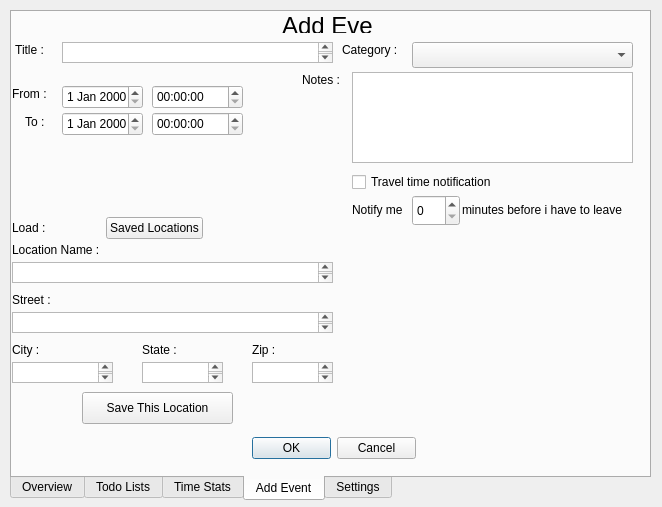
oscarl1127/CSUSM_CS441_Project, file Calendar/mainwindowtabbed.ui: the form before one commit.
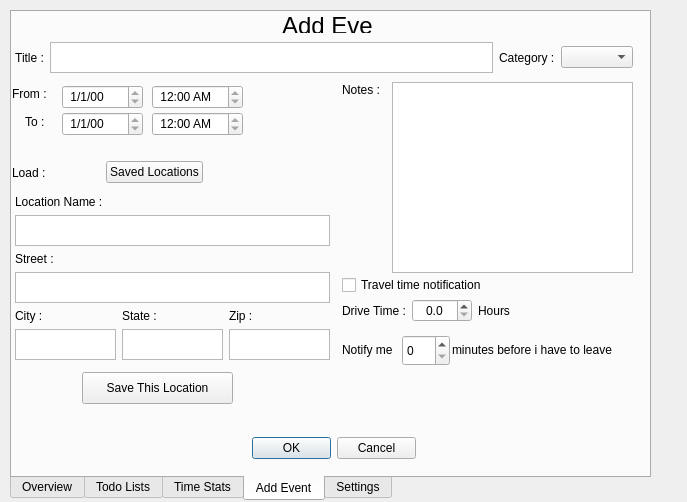
The form after the commit.

```diff
--- a/Calendar/mainwindowtabbed.ui
+++ b/Calendar/mainwindowtabbed.ui
@@ -6,8 +6,8 @@
    <rect>
     <x>0</x>
     <y>0</y>
-    <width>662</width>
-    <height>507</height>
+    <width>687</width>
+    <height>502</height>
    </rect>
   </property>
   <property name="focusPolicy">
@@ -320,8 +320,8 @@
     <widget class="QSpinBox" name="AddEvent_SelectorNotifyMeTime">
      <property name="geometry">
       <rect>
-       <x>400</x>
-       <y>183</y>
+       <x>390</x>
+       <y>323</y>
        <width>48</width>
        <height>31</height>
       </rect>
@@ -336,28 +336,8 @@
        <height>24</height>
       </rect>
      </property>
-    </widget>
-    <widget class="QLabel" name="AddEvent_CategoryLabel">
-     <property name="geometry">
-      <rect>
-       <x>330</x>
-       <y>30</y>
-       <width>71</width>
-       <height>16</height>
-      </rect>
-     </property>
-     <property name="text">
-      <string>Category :</string>
-     </property>
-    </widget>
-    <widget class="QComboBox" name="AddEvent_CategorySelector">
-     <property name="geometry">
-      <rect>
-       <x>400</x>
-       <y>30</y>
-       <width>221</width>
-       <height>26</height>
-      </rect>
+     <property name="displayFormat">
+      <string> M/d/yy</string>
      </property>
     </widget>
     <widget class="QTimeEdit" name="AddEvent_ToTimeSelector">
@@ -369,35 +349,25 @@
        <height>24</height>
       </rect>
      </property>
-    </widget>
-    <widget class="QLabel" name="AddEvent_CityLabel">
-     <property name="geometry">
-      <rect>
-       <x>0</x>
-       <y>330</y>
-       <width>60</width>
-       <height>16</height>
-      </rect>
-     </property>
-     <property name="text">
-      <string>City :</string>
+     <property name="displayFormat">
+      <string> h:mm AP</string>
      </property>
     </widget>
     <widget class="QTextEdit" name="AddEvent_NoteTextSection">
      <property name="geometry">
       <rect>
-       <x>340</x>
-       <y>60</y>
-       <width>281</width>
-       <height>91</height>
+       <x>380</x>
+       <y>70</y>
+       <width>241</width>
+       <height>191</height>
       </rect>
      </property>
     </widget>
     <widget class="QLabel" name="AddEvent_NotifyMeLabelPt2">
      <property name="geometry">
       <rect>
-       <x>450</x>
-       <y>190</y>
+       <x>440</x>
+       <y>330</y>
        <width>191</width>
        <height>16</height>
       </rect>
@@ -415,6 +385,9 @@
        <height>24</height>
       </rect>
      </property>
+     <property name="displayFormat">
+      <string> h:mm AP</string>
+     </property>
     </widget>
     <widget class="QWidget" name="layoutWidget">
      <property name="geometry">
@@ -455,26 +428,6 @@
       <set>QDialogButtonBox::Cancel|QDialogButtonBox::Ok</set>
      </property>
     </widget>
-    <widget class="QTextEdit" name="AddEvent_StateTextSection">
-     <property name="geometry">
-      <rect>
-       <x>130</x>
-       <y>350</y>
-       <width>81</width>
-       <height>21</height>
-      </rect>
-     </property>
-    </widget>
-    <widget class="QTextEdit" name="AddEvent_StreetNameTextSection">
-     <property name="geometry">
-      <rect>
-       <x>0</x>
-       <y>300</y>
-       <width>321</width>
-       <height>21</height>
-      </rect>
-     </property>
-    </widget>
     <widget class="QLabel" name="AddEvent_Title">
      <property name="geometry">
       <rect>
@@ -488,24 +441,11 @@
       <string>&lt;html&gt;&lt;head/&gt;&lt;body&gt;&lt;p&gt;&lt;span style=&quot; font-size:18pt;&quot;&gt;Add Event&lt;/span&gt;&lt;/p&gt;&lt;/body&gt;&lt;/html&gt;</string>
      </property>
     </widget>
-    <widget class="QLabel" name="AddEvent_TitleLabel">
-     <property name="geometry">
-      <rect>
-       <x>0</x>
-       <y>30</y>
-       <width>60</width>
-       <height>16</height>
-      </rect>
-     </property>
-     <property name="text">
-      <string> Title :</string>
-     </property>
-    </widget>
     <widget class="QCheckBox" name="AddEvent_TravelTimeNotification">
      <property name="geometry">
       <rect>
-       <x>340</x>
-       <y>160</y>
+       <x>330</x>
+       <y>263</y>
        <width>161</width>
        <height>20</height>
       </rect>
@@ -514,34 +454,11 @@
       <string>Travel time notification</string>
      </property>
     </widget>
-    <widget class="QTextEdit" name="AddEvent_LocationNameTextSection">
-     <property name="geometry">
-      <rect>
-       <x>0</x>
-       <y>250</y>
-       <width>321</width>
-       <height>21</height>
-      </rect>
-     </property>
-    </widget>
-    <widget class="QLabel" name="AddEvent_LocationNameLabel">
-     <property name="geometry">
-      <rect>
-       <x>0</x>
-       <y>230</y>
-       <width>101</width>
-       <height>16</height>
-      </rect>
-     </property>
-     <property name="text">
-      <string>Location Name :</string>
-     </property>
-    </widget>
     <widget class="QLabel" name="AddEvent_NotifyMeLabelPt1">
      <property name="geometry">
       <rect>
-       <x>340</x>
-       <y>190</y>
+       <x>330</x>
+       <y>330</y>
        <width>60</width>
        <height>16</height>
       </rect>
@@ -550,39 +467,6 @@
       <string>Notify me </string>
      </property>
     </widget>
-    <widget class="QTextEdit" name="AddEvent_TitleTextSection">
-     <property name="geometry">
-      <rect>
-       <x>50</x>
-       <y>30</y>
-       <width>271</width>
-       <height>21</height>
-      </rect>
-     </property>
-    </widget>
-    <widget class="QTextEdit" name="AddEvent_ZipCodeTextSection">
-     <property name="geometry">
-      <rect>
-       <x>240</x>
-       <y>350</y>
-       <width>81</width>
-       <height>21</height>
-      </rect>
-     </property>
-    </widget>
-    <widget class="QLabel" name="AddEvent_ZipCodeLabel">
-     <property name="geometry">
-      <rect>
-       <x>240</x>
-       <y>330</y>
-       <width>60</width>
-       <height>16</height>
-      </rect>
-     </property>
-     <property name="text">
-      <string>Zip :</string>
-     </property>
-    </widget>
     <widget class="QDateEdit" name="AddEvent_ToDateSelector">
      <property name="geometry">
       <rect>
@@ -592,48 +476,15 @@
        <height>24</height>
       </rect>
      </property>
-    </widget>
-    <widget class="QTextEdit" name="AddEvent_CityTextSection">
-     <property name="geometry">
-      <rect>
-       <x>0</x>
-       <y>350</y>
-       <width>101</width>
-       <height>21</height>
-      </rect>
-     </property>
-    </widget>
-    <widget class="QLabel" name="AddEvent_StreetNameLabel">
-     <property name="geometry">
-      <rect>
-       <x>0</x>
-       <y>280</y>
-       <width>60</width>
-       <height>16</height>
-      </rect>
-     </property>
-     <property name="text">
-      <string>Street :</string>
-     </property>
-    </widget>
-    <widget class="QLabel" name="AddEvent_StateLabel">
-     <property name="geometry">
-      <rect>
-       <x>130</x>
-       <y>330</y>
-       <width>60</width>
-       <height>16</height>
-      </rect>
-     </property>
-     <property name="text">
-      <string>State :</string>
+     <property name="displayFormat">
+      <string> M/d/yy</string>
      </property>
     </widget>
     <widget class="QLabel" name="AddEvent_NotesLabel">
      <property name="geometry">
       <rect>
-       <x>290</x>
-       <y>60</y>
+       <x>330</x>
+       <y>70</y>
        <width>60</width>
        <height>16</height>
       </rect>
@@ -646,7 +497,7 @@
      <property name="geometry">
       <rect>
        <x>70</x>
-       <y>380</y>
+       <y>360</y>
        <width>151</width>
        <height>32</height>
       </rect>
@@ -659,9 +510,9 @@
      <property name="geometry">
       <rect>
        <x>0</x>
-       <y>200</y>
+       <y>140</y>
        <width>191</width>
-       <height>32</height>
+       <height>41</height>
       </rect>
      </property>
      <layout class="QHBoxLayout" name="horizontalLayout">
@@ -681,6 +532,157 @@
       </item>
      </layout>
     </widget>
+    <widget class="QWidget" name="">
+     <property name="geometry">
+      <rect>
+       <x>330</x>
+       <y>286</y>
+       <width>196</width>
+       <height>26</height>
+      </rect>
+     </property>
+     <layout class="QHBoxLayout" name="horizontalLayout_2">
+      <item>
+       <widget class="QLabel" name="AddEvent_DriveTimeLabel">
+        <property name="text">
+         <string>Drive Time :</string>
+        </property>
+       </widget>
+      </item>
+      <item>
+       <widget class="QDoubleSpinBox" name="AddEvent_DriveTimeHourSelecter">
+        <property name="alignment">
+         <set>Qt::AlignCenter</set>
+        </property>
+        <property name="buttonSymbols">
+         <enum>QAbstractSpinBox::UpDownArrows</enum>
+        </property>
+        <property name="decimals">
+         <number>1</number>
+        </property>
+        <property name="singleStep">
+         <double>0.250000000000000</double>
+        </property>
+        <property name="value">
+         <double>0.000000000000000</double>
+        </property>
+       </widget>
+      </item>
+      <item>
+       <widget class="QLabel" name="AddEvent_DriveTimeHourLabel">
+        <property name="text">
+         <string>Hours</string>
+        </property>
+       </widget>
+      </item>
+     </layout>
+    </widget>
+    <widget class="QWidget" name="">
+     <property name="geometry">
+      <rect>
+       <x>0</x>
+       <y>180</y>
+       <width>321</width>
+       <height>171</height>
+      </rect>
+     </property>
+     <layout class="QGridLayout" name="gridLayout">
+      <property name="leftMargin">
+       <number>3</number>
+      </property>
+      <property name="topMargin">
+       <number>3</number>
+      </property>
+      <property name="rightMargin">
+       <number>3</number>
+      </property>
+      <property name="bottomMargin">
+       <number>3</number>
+      </property>
+      <item row="0" column="0">
+       <widget class="QLabel" name="AddEvent_LocationNameLabel">
+        <property name="text">
+         <string>Location Name :</string>
+        </property>
+       </widget>
+      </item>
+      <item row="1" column="0" colspan="3">
+       <widget class="QTextEdit" name="AddEvent_LocationNameTextSection"/>
+      </item>
+      <item row="2" column="0">
+       <widget class="QLabel" name="AddEvent_StreetNameLabel">
+        <property name="text">
+         <string>Street :</string>
+        </property>
+       </widget>
+      </item>
+      <item row="3" column="0" colspan="3">
+       <widget class="QTextEdit" name="AddEvent_StreetNameTextSection"/>
+      </item>
+      <item row="4" column="0">
+       <widget class="QLabel" name="AddEvent_CityLabel">
+        <property name="text">
+         <string>City :</string>
+        </property>
+       </widget>
+      </item>
+      <item row="4" column="1">
+       <widget class="QLabel" name="AddEvent_StateLabel">
+        <property name="text">
+         <string>State :</string>
+        </property>
+       </widget>
+      </item>
+      <item row="4" column="2">
+       <widget class="QLabel" name="AddEvent_ZipCodeLabel">
+        <property name="text">
+         <string>Zip :</string>
+        </property>
+       </widget>
+      </item>
+      <item row="5" column="0">
+       <widget class="QTextEdit" name="AddEvent_CityTextSection"/>
+      </item>
+      <item row="5" column="1">
+       <widget class="QTextEdit" name="AddEvent_StateTextSection"/>
+      </item>
+      <item row="5" column="2">
+       <widget class="QTextEdit" name="AddEvent_ZipCodeTextSection"/>
+      </item>
+     </layout>
+    </widget>
+    <widget class="QWidget" name="">
+     <property name="geometry">
+      <rect>
+       <x>0</x>
+       <y>30</y>
+       <width>621</width>
+       <height>31</height>
+      </rect>
+     </property>
+     <layout class="QHBoxLayout" name="horizontalLayout_3">
+      <item>
+       <widget class="QLabel" name="AddEvent_TitleLabel">
+        <property name="text">
+         <string> Title :</string>
+        </property>
+       </widget>
+      </item>
+      <item>
+       <widget class="QTextEdit" name="AddEvent_TitleTextSection"/>
+      </item>
+      <item>
+       <widget class="QLabel" name="AddEvent_CategoryLabel">
+        <property name="text">
+         <string>Category :</string>
+        </property>
+       </widget>
+      </item>
+      <item>
+       <widget class="QComboBox" name="AddEvent_CategorySelector"/>
+      </item>
+     </layout>
+    </widget>
    </widget>
    <widget class="QWidget" name="AppSettingsTab">
     <attribute name="title">
```
